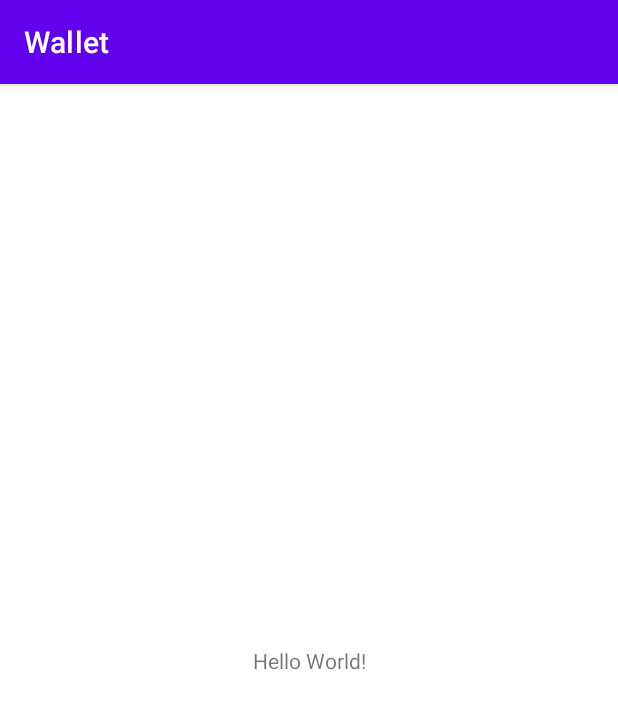
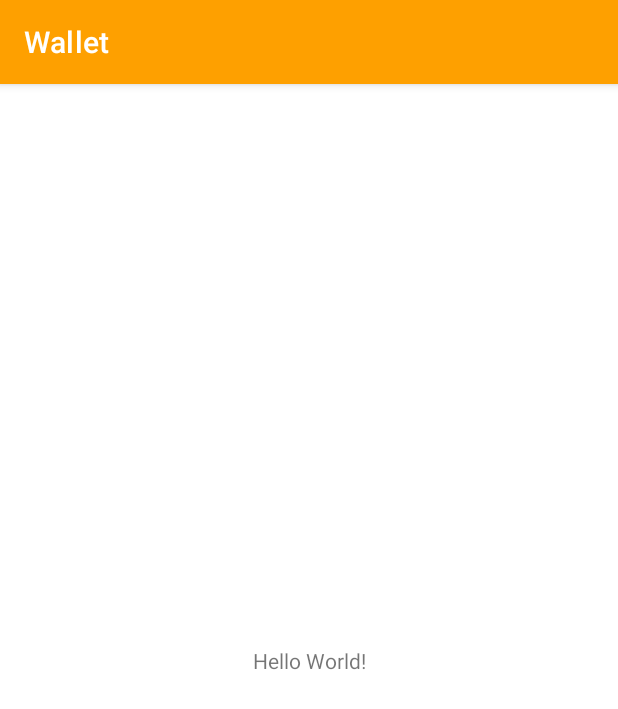
Before and after one commit to binaryshrey/Firebase-GoogleAuth, an Android app: the screen it shows after launch (MainActivity), on a phone screen of 412 x 824 dp. Shown: the top 709 px of the screen. Run offline under Robolectric (Android 15) with nearby library versions, the phone set to English and light mode, and no system bars.

Commit message:
updates theme colors

```diff
--- a/app/src/main/res/values-night/themes.xml
+++ b/app/src/main/res/values-night/themes.xml
@@ -2,12 +2,12 @@
     <!-- Base application theme. -->
     <style name="Theme.Wallet" parent="Theme.MaterialComponents.DayNight.DarkActionBar">
         <!-- Primary brand color. -->
-        <item name="colorPrimary">@color/purple_200</item>
-        <item name="colorPrimaryVariant">@color/purple_700</item>
+        <item name="colorPrimary">@color/yellow_500</item>
+        <item name="colorPrimaryVariant">@color/yellow_700</item>
         <item name="colorOnPrimary">@color/black</item>
         <!-- Secondary brand color. -->
-        <item name="colorSecondary">@color/teal_200</item>
-        <item name="colorSecondaryVariant">@color/teal_200</item>
+        <item name="colorSecondary">@color/yellow_200</item>
+        <item name="colorSecondaryVariant">@color/yellow_900</item>
         <item name="colorOnSecondary">@color/black</item>
         <!-- Status bar color. -->
         <item name="android:statusBarColor" tools:targetApi="l">?attr/colorPrimaryVariant</item>
--- a/app/src/main/res/values/colors.xml
+++ b/app/src/main/res/values/colors.xml
@@ -1,10 +1,9 @@
 <?xml version="1.0" encoding="utf-8"?>
 <resources>
-    <color name="purple_200">#FFBB86FC</color>
-    <color name="purple_500">#FF6200EE</color>
-    <color name="purple_700">#FF3700B3</color>
-    <color name="teal_200">#FF03DAC5</color>
-    <color name="teal_700">#FF018786</color>
+    <color name="yellow_200">#FECF7F</color>
+    <color name="yellow_500">#FEA000</color>
+    <color name="yellow_700">#F88511</color>
+    <color name="yellow_900">#CB8000</color>
     <color name="black">#FF000000</color>
     <color name="white">#FFFFFFFF</color>
 </resources>
--- a/app/src/main/res/values/themes.xml
+++ b/app/src/main/res/values/themes.xml
@@ -2,12 +2,12 @@
     <!-- Base application theme. -->
     <style name="Theme.Wallet" parent="Theme.MaterialComponents.DayNight.DarkActionBar">
         <!-- Primary brand color. -->
-        <item name="colorPrimary">@color/purple_500</item>
-        <item name="colorPrimaryVariant">@color/purple_700</item>
+        <item name="colorPrimary">@color/yellow_500</item>
+        <item name="colorPrimaryVariant">@color/yellow_700</item>
         <item name="colorOnPrimary">@color/white</item>
         <!-- Secondary brand color. -->
-        <item name="colorSecondary">@color/teal_200</item>
-        <item name="colorSecondaryVariant">@color/teal_700</item>
+        <item name="colorSecondary">@color/yellow_200</item>
+        <item name="colorSecondaryVariant">@color/yellow_900</item>
         <item name="colorOnSecondary">@color/black</item>
         <!-- Status bar color. -->
         <item name="android:statusBarColor" tools:targetApi="l">?attr/colorPrimaryVariant</item>
```
